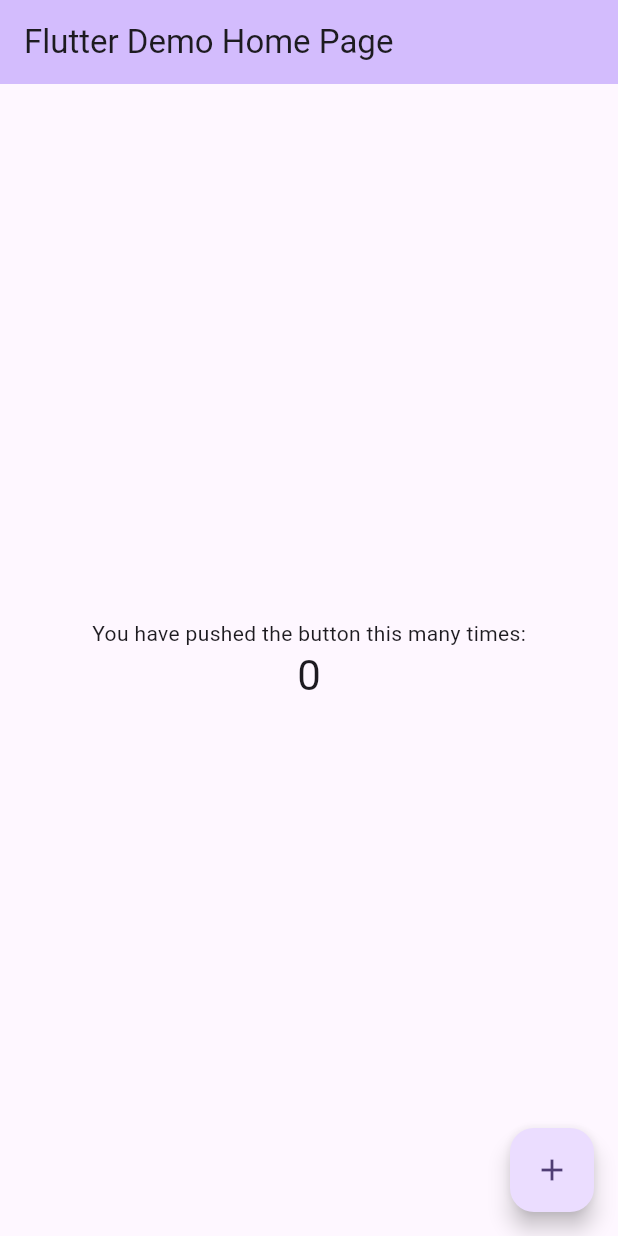
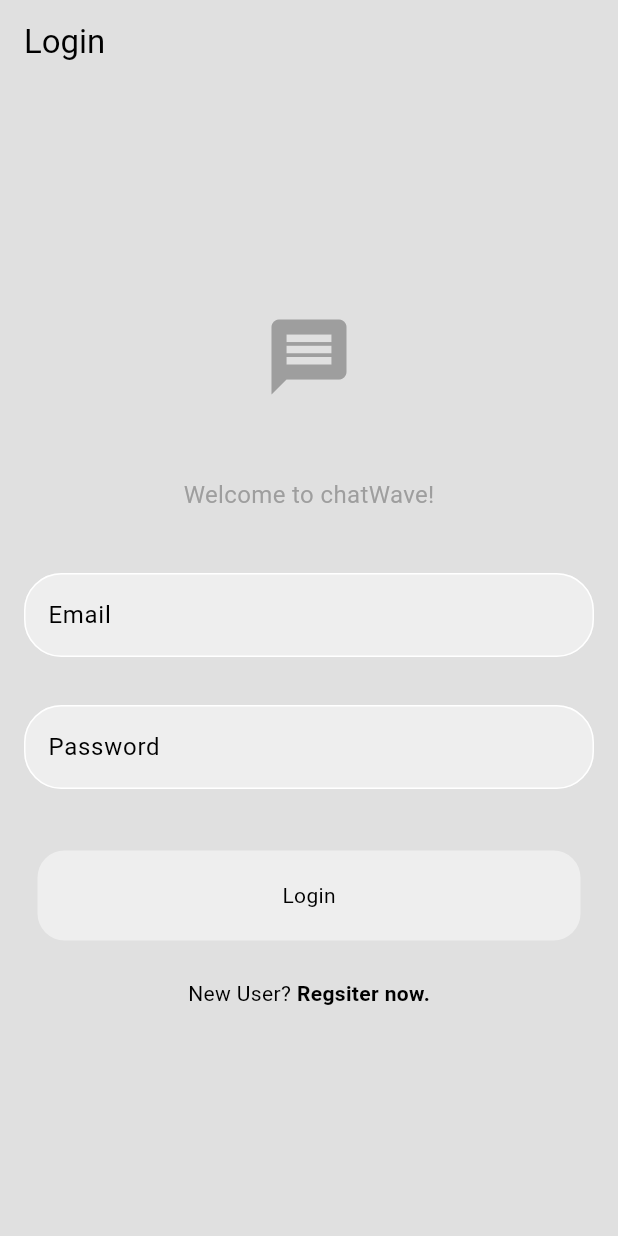
Before and after one commit to mohith789p/Chat-App, a Flutter app: the screen it shows after launch, on a phone screen of 412 x 824 dp. Run offline on Flutter 3.47's test engine with Material 3 defaults, Android fonts, the phone set to English and light mode, and no system bars.

Commit message:
third commit

```diff
--- /dev/null
+++ b/chatwave/lib/components/button_field.dart
@@ -0,0 +1,31 @@
+import 'package:flutter/material.dart';
+
+class MyButton extends StatelessWidget {
+  final void Function()? onTap;
+  final String text;
+  const MyButton({
+    super.key,
+    required this.text,
+    required this.onTap,
+  });
+
+  @override
+  Widget build(BuildContext context) {
+    return GestureDetector(
+      onTap: onTap,
+      child: Container(
+        decoration: BoxDecoration(
+          color: Theme.of(context).colorScheme.secondary,
+          borderRadius: const BorderRadius.all(
+            Radius.circular(18),
+          ),
+        ),
+        padding: const EdgeInsets.symmetric(vertical: 20),
+        margin: const EdgeInsets.symmetric(horizontal: 25),
+        child: Center(
+          child: Text(text),
+        ),
+      ),
+    );
+  }
+}
--- /dev/null
+++ b/chatwave/lib/components/text_field.dart
@@ -0,0 +1,46 @@
+import 'package:flutter/material.dart';
+
+class MyTextField extends StatelessWidget {
+  final String hintText;
+  final bool obscureText;
+  final TextEditingController controller;
+
+  const MyTextField({
+    super.key,
+    required this.hintText,
+    required this.obscureText,
+    required this.controller,
+  });
+
+  @override
+  Widget build(BuildContext context) {
+    return Container(
+      margin: const EdgeInsets.all(16),
+      child: TextField(
+        obscureText: obscureText,
+        controller: controller,
+        decoration: InputDecoration(
+          hintText: hintText,
+          enabledBorder: OutlineInputBorder(
+            borderSide: BorderSide(
+              color: Theme.of(context).colorScheme.tertiary,
+            ),
+            borderRadius: const BorderRadius.all(
+              Radius.circular(25),
+            ),
+          ),
+          focusedBorder: OutlineInputBorder(
+            borderSide: BorderSide(
+              color: Theme.of(context).colorScheme.primary,
+            ),
+            borderRadius: const BorderRadius.all(
+              Radius.circular(18),
+            ),
+          ),
+          fillColor: Theme.of(context).colorScheme.secondary,
+          filled: true,
+        ),
+      ),
+    );
+  }
+}
--- a/chatwave/lib/main.dart
+++ b/chatwave/lib/main.dart
@@ -1,3 +1,5 @@
+import 'package:chatwave/pages/login_page.dart';
+import 'package:chatwave/themes/light_mode.dart';
 import 'package:flutter/material.dart';
 
 void main() {
@@ -7,119 +9,12 @@
 class MyApp extends StatelessWidget {
   const MyApp({super.key});
 
-  // This widget is the root of your application.
   @override
   Widget build(BuildContext context) {
     return MaterialApp(
-      title: 'Chat Wave',
-      theme: ThemeData(
-        // This is the theme of your application.
-        //
-        // TRY THIS: Try running your application with "flutter run". You'll see
-        // the application has a purple toolbar. Then, without quitting the app,
-        // try changing the seedColor in the colorScheme below to Colors.green
-        // and then invoke "hot reload" (save your changes or press the "hot
-        // reload" button in a Flutter-supported IDE, or press "r" if you used
-        // the command line to start the app).
-        //
-        // Notice that the counter didn't reset back to zero; the application
-        // state is not lost during the reload. To reset the state, use hot
-        // restart instead.
-        //
-        // This works for code too, not just values: Most code changes can be
-        // tested with just a hot reload.
-        colorScheme: ColorScheme.fromSeed(seedColor: Colors.deepPurple),
-        useMaterial3: true,
-      ),
-      home: const MyHomePage(title: 'Flutter Demo Home Page'),
+      debugShowCheckedModeBanner: false,
+      home: LoginPage(),
+      theme: lightMode,
     );
   }
 }
-
-class MyHomePage extends StatefulWidget {
-  const MyHomePage({super.key, required this.title});
-
-  // This widget is the home page of your application. It is stateful, meaning
-  // that it has a State object (defined below) that contains fields that affect
-  // how it looks.
-
-  // This class is the configuration for the state. It holds the values (in this
-  // case the title) provided by the parent (in this case the App widget) and
-  // used by the build method of the State. Fields in a Widget subclass are
-  // always marked "final".
-
-  final String title;
-
-  @override
-  State<MyHomePage> createState() => _MyHomePageState();
-}
-
-class _MyHomePageState extends State<MyHomePage> {
-  int _counter = 0;
-
-  void _incrementCounter() {
-    setState(() {
-      // This call to setState tells the Flutter framework that something has
-      // changed in this State, which causes it to rerun the build method below
-      // so that the display can reflect the updated values. If we changed
-      // _counter without calling setState(), then the build method would not be
-      // called again, and so nothing would appear to happen.
-      _counter++;
-    });
-  }
-
-  @override
-  Widget build(BuildContext context) {
-    // This method is rerun every time setState is called, for instance as done
-    // by the _incrementCounter method above.
-    //
-    // The Flutter framework has been optimized to make rerunning build methods
-    // fast, so that you can just rebuild anything that needs updating rather
-    // than having to individually change instances of widgets.
-    return Scaffold(
-      appBar: AppBar(
-        // TRY THIS: Try changing the color here to a specific color (to
-        // Colors.amber, perhaps?) and trigger a hot reload to see the AppBar
-        // change color while the other colors stay the same.
-        backgroundColor: Theme.of(context).colorScheme.inversePrimary,
-        // Here we take the value from the MyHomePage object that was created by
-        // the App.build method, and use it to set our appbar title.
-        title: Text(widget.title),
-      ),
-      body: Center(
-        // Center is a layout widget. It takes a single child and positions it
-        // in the middle of the parent.
-        child: Column(
-          // Column is also a layout widget. It takes a list of children and
-          // arranges them vertically. By default, it sizes itself to fit its
-          // children horizontally, and tries to be as tall as its parent.
-          //
-          // Column has various properties to control how it sizes itself and
-          // how it positions its children. Here we use mainAxisAlignment to
-          // center the children vertically; the main axis here is the vertical
-          // axis because Columns are vertical (the cross axis would be
-          // horizontal).
-          //
-          // TRY THIS: Invoke "debug painting" (choose the "Toggle Debug Paint"
-          // action in the IDE, or press "p" in the console), to see the
-          // wireframe for each widget.
-          mainAxisAlignment: MainAxisAlignment.center,
-          children: <Widget>[
-            const Text(
-              'You have pushed the button this many times:',
-            ),
-            Text(
-              '$_counter',
-              style: Theme.of(context).textTheme.headlineMedium,
-            ),
-          ],
-        ),
-      ),
-      floatingActionButton: FloatingActionButton(
-        onPressed: _incrementCounter,
-        tooltip: 'Increment',
-        child: const Icon(Icons.add),
-      ), // This trailing comma makes auto-formatting nicer for build methods.
-    );
-  }
-}
--- /dev/null
+++ b/chatwave/lib/pages/login_page.dart
@@ -0,0 +1,80 @@
+import 'package:chatwave/components/button_field.dart';
+import 'package:chatwave/components/text_field.dart';
+import 'package:flutter/material.dart';
+
+class LoginPage extends StatelessWidget {
+  // email and password controller
+  final TextEditingController _emailController = TextEditingController();
+  final TextEditingController _pwController = TextEditingController();
+  LoginPage({super.key});
+
+  // login method
+  void login() {}
+
+  @override
+  Widget build(BuildContext context) {
+    // Access the Theme data
+    final surfaceColor = Theme.of(context).colorScheme.surface;
+
+    return Scaffold(
+      backgroundColor: surfaceColor,
+      appBar: AppBar(
+        title: const Text('Login'),
+      ),
+      body: Center(
+        child: Column(
+          mainAxisAlignment: MainAxisAlignment.center,
+          children: [
+            // logo
+            Icon(
+              Icons.message,
+              size: 60,
+              color: Theme.of(context).colorScheme.primary,
+            ),
+            const SizedBox(height: 50),
+            // welcome message
+            Text(
+              'Welcome to chatWave!',
+              style: TextStyle(
+                color: Theme.of(context).colorScheme.primary,
+                fontSize: 16,
+              ),
+            ),
+            const SizedBox(height: 25),
+            // email input
+            MyTextField(
+              hintText: "Email",
+              obscureText: false,
+              controller: _emailController,
+            ),
+            // password input
+            MyTextField(
+              hintText: "Password",
+              obscureText: true,
+              controller: _pwController,
+            ),
+            const SizedBox(height: 25),
+            // login button
+            MyButton(
+              text: "Login",
+              onTap: login,
+            ),
+            const SizedBox(height: 25),
+            Row(
+              mainAxisAlignment: MainAxisAlignment.center,
+              children: [
+                Text('New User? '),
+                Text(
+                  'Regsiter now.',
+                  style: TextStyle(
+                    fontWeight: FontWeight.bold,
+                  ),
+                ),
+              ],
+            )
+          ],
+        ),
+      ),
+    );
+  }
+}
--- /dev/null
+++ b/chatwave/lib/themes/light_mode.dart
@@ -0,0 +1,11 @@
+import 'package:flutter/material.dart';
+
+ThemeData lightMode = ThemeData(
+  colorScheme: ColorScheme.light(
+    surface: Colors.grey.shade300,
+    primary: Colors.grey.shade500,
+    secondary: Colors.grey.shade200,
+    tertiary: Colors.white,
+    inversePrimary: Colors.grey.shade900,
+  ),
+);
```
